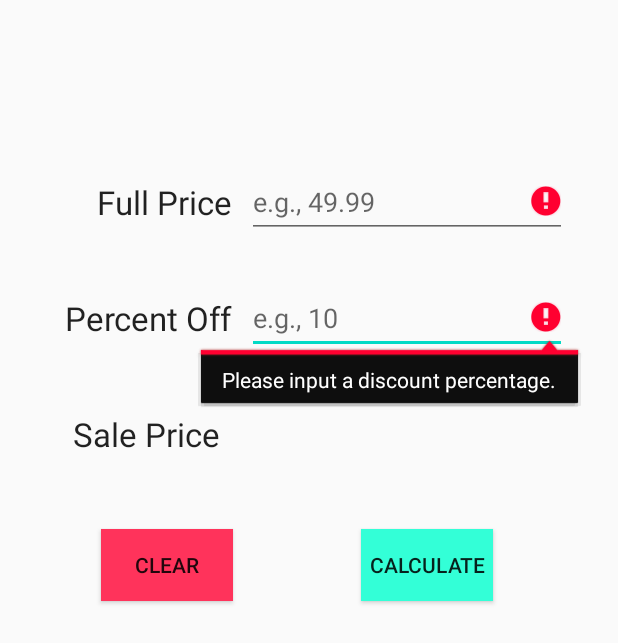
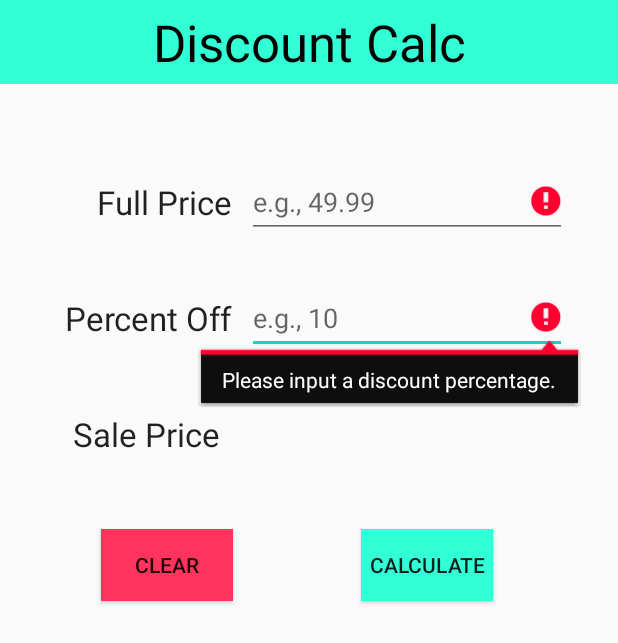
Before and after one commit to jmorton138/discount_calculator, an Android app: the screen it shows after launch (MainActivity), after a tap on "CALCULATE", on a phone screen of 412 x 824 dp. Shown: the top 643 px of the screen. Run offline under Robolectric (Android 15) with nearby library versions, the phone set to English and light mode, and no system bars.

Commit message:
[IMP] Resolving warnings in main activity java and xml

```diff
--- a/app/src/main/java/com/authenticator/discountcalculator/MainActivity.java
+++ b/app/src/main/java/com/authenticator/discountcalculator/MainActivity.java
@@ -1,23 +1,17 @@
 package com.authenticator.discountcalculator;
 
 import android.os.Bundle;
-import android.support.design.widget.Snackbar;
 import android.support.v7.app.AppCompatActivity;
 import android.text.InputFilter;
 import android.text.TextUtils;
-import android.view.View;
 import android.widget.Button;
 import android.widget.EditText;
 import android.widget.TextView;
-import androidx.navigation.NavController;
-import androidx.navigation.Navigation;
-import androidx.navigation.ui.AppBarConfiguration;
-import androidx.navigation.ui.NavigationUI;
 import com.authenticator.discountcalculator.databinding.ActivityMainBinding;
 
-import android.view.Menu;
-import android.view.MenuItem;
+import java.util.Locale;
 
+@SuppressWarnings("FieldCanBeLocal")
 public class MainActivity extends AppCompatActivity {
 
     private ActivityMainBinding binding;
@@ -38,31 +32,29 @@ public class MainActivity extends AppCompatActivity {
         textSalePriceTotal = findViewById(R.id.textSalePriceTotal);
         calculateButton = findViewById(R.id.calculateButton);
         clearButton = findViewById(R.id.clearInputs);
-        calculateButton.setOnClickListener(new View.OnClickListener() {
-            @Override
-            public void onClick(View view) {
+        calculateButton.setOnClickListener(view -> {
             editTextPrice.setError(null);
             editTextPercentDiscount.setError(null);
             String priceString = editTextPrice.getText().toString();
             String percentageOff = editTextPercentDiscount.getText().toString();
+
             if (validateInputs(priceString, percentageOff)) {
-                    float priceInput = new Float(priceString);
-                    float percentInput = new Float((percentageOff));
+                float priceInput = Float.parseFloat(priceString);
+                float percentInput = Float.parseFloat(percentageOff);
+
                 float discountedPrice = calculateDiscountedPrice(priceInput, percentInput);
-                    String discountedPriceString = String.format("%.2f", discountedPrice);
+                String discountedPriceString = String.format(Locale.ENGLISH,"%.2f", discountedPrice);
+
                 textSalePriceTotal.setText(discountedPriceString);
+                System.out.println(textSalePriceTotal.getText());
             }
 
-            }
         });
 
-        clearButton.setOnClickListener(new View.OnClickListener() {
-            @Override
-            public void onClick(View view) {
+        clearButton.setOnClickListener(view -> {
             editTextPrice.setText("");
             editTextPercentDiscount.setText("");
             textSalePriceTotal.setText("");
-            }
         });
 
     }
@@ -77,7 +69,7 @@ public class MainActivity extends AppCompatActivity {
             editTextPercentDiscount.setError("Please input a discount percentage.");
             editTextPercentDiscount.requestFocus();
             validated = false;
-        } else if (Float.valueOf(percentageOff) >= 100) {
+        } else if (Float.parseFloat(percentageOff) >= 100) {
             editTextPercentDiscount.setError("Please enter a percent less than 100.");
             editTextPercentDiscount.requestFocus();
             validated = false;
@@ -86,7 +78,6 @@ public class MainActivity extends AppCompatActivity {
     }
     public float calculateDiscountedPrice(float beforePrice, float percentageOff) {
         percentageOff = percentageOff/100;
-        float afterDiscountPrice = beforePrice  - (beforePrice * percentageOff);
-        return afterDiscountPrice;
+        return beforePrice  - (beforePrice * percentageOff);
     }
 }
--- a/app/src/main/res/layout/activity_main.xml
+++ b/app/src/main/res/layout/activity_main.xml
@@ -1,4 +1,5 @@
 <?xml version="1.0" encoding="utf-8"?>
+
 <android.support.constraint.ConstraintLayout
         xmlns:android="http://schemas.android.com/apk/res/android"
         xmlns:app="http://schemas.android.com/apk/res-auto"
@@ -6,11 +7,12 @@
         android:layout_width="match_parent"
         android:layout_height="match_parent"
         tools:context=".MainActivity">
+
     <TextView
             android:id="@+id/priceLabel"
             android:layout_width="wrap_content"
             android:layout_height="wrap_content"
-            android:text="Full Price"
+            android:text="@string/before_price"
             app:layout_constraintTop_toTopOf="parent"
             app:layout_constraintStart_toStartOf="parent"
             app:layout_constraintEnd_toEndOf="parent"
@@ -20,14 +22,14 @@
             android:id="@+id/discountLabel"
             android:layout_width="wrap_content"
             android:layout_height="wrap_content"
-            android:text="Percent Off"
+            android:text="@string/percent_off"
             app:layout_constraintTop_toBottomOf="@id/priceLabel"
             app:layout_constraintEnd_toEndOf="@id/priceLabel"
             android:layout_marginTop="48dp"
             android:textAppearance="@style/TextAppearance.AppCompat.Large"/>
     <TextView
             android:id="@+id/salePriceLabel"
-            android:text=" Sale Price"
+            android:text="@string/discounted_price"
             android:layout_width="wrap_content"
             android:layout_height="30dp"
             app:layout_constraintEnd_toEndOf="@id/priceLabel"
@@ -42,7 +44,8 @@
             android:inputType="numberDecimal"
             android:ems="10"
             android:id="@+id/editTextPrice"
-            android:hint="e.g., 49.99"
+            android:hint="@string/before_price_hint"
+            android:autofillHints="Price"
             app:layout_constraintTop_toTopOf="@id/priceLabel"
             app:layout_constraintStart_toEndOf="@id/priceLabel"
             android:layout_marginStart="10dp"
@@ -53,7 +56,8 @@
             android:inputType="number"
             android:ems="10"
             android:id="@+id/editTextPercentDiscount"
-            android:hint="e.g., 10"
+            android:autofillHints="Percentage"
+            android:hint="@string/percent_off_hint"
             app:layout_constraintTop_toTopOf="@+id/discountLabel"
             app:layout_constraintStart_toEndOf="@id/discountLabel"
             android:layout_marginStart="10dp"
@@ -70,7 +74,7 @@
             android:id="@+id/calculateButton"
             android:layout_width="wrap_content"
             android:layout_height="wrap_content"
-            android:text="Calculate"
+            android:text="@string/calculate"
             app:layout_constraintTop_toBottomOf="@id/salePriceLabel"
             app:layout_constraintStart_toStartOf="parent"
             app:layout_constraintEnd_toEndOf="parent"
@@ -79,10 +83,26 @@
             android:id="@+id/clearInputs"
             android:layout_width="wrap_content"
             android:layout_height="wrap_content"
-            android:text="Clear"
+            android:text="@string/clear"
             app:layout_constraintTop_toBottomOf="@id/salePriceLabel"
             app:layout_constraintStart_toStartOf="parent"
             app:layout_constraintEnd_toEndOf="parent"
             android:layout_marginTop="48dp" android:background="#FF335B" app:layout_constraintHorizontal_bias="0.207"/>
-
+    <android.support.v7.widget.Toolbar
+            android:layout_width="match_parent"
+            android:layout_height="wrap_content"
+            app:layout_constraintTop_toTopOf="parent"
+            app:layout_constraintStart_toStartOf="parent"
+            app:layout_constraintEnd_toEndOf="parent"
+            android:background="#33FFD7"
+            android:theme="?attr/actionBarTheme"
+            android:minHeight="?attr/actionBarSize" android:id="@+id/toolbar2">
+        <TextView
+                android:layout_width="wrap_content"
+                android:layout_height="wrap_content"
+                android:text="@string/app_name"
+                android:layout_gravity="center"
+                android:id="@+id/toolbar_title" android:textAppearance="@style/TextAppearance.AppCompat.Display1"
+                tools:layout_editor_absoluteY="18dp" tools:layout_editor_absoluteX="163dp" android:textColor="#040404"/>
+    </android.support.v7.widget.Toolbar>
 </android.support.constraint.ConstraintLayout>
--- a/app/src/main/res/values/strings.xml
+++ b/app/src/main/res/values/strings.xml
@@ -1,12 +1,18 @@
 <resources>
-    <string name="app_name">DiscountCalculator</string>
+    <string name="app_name">Discount Calc</string>
     <string name="action_settings">Settings</string>
     <!-- Strings used for fragments for navigation -->
     <string name="first_fragment_label">First Fragment</string>
     <string name="second_fragment_label">Second Fragment</string>
     <string name="next">Next</string>
     <string name="previous">Previous</string>
-
+    <string name="before_price">Full Price</string>
+    <string name="before_price_hint">e.g., 49.99</string>
+    <string name="percent_off">Percent Off</string>
+    <string name="percent_off_hint">e.g., 10</string>
+    <string name="discounted_price">Sale Price</string>
+    <string name="calculate">Calculate</string>
+    <string name="clear">Clear</string>
     <string name="hello_first_fragment">Hello first fragment</string>
     <string name="hello_second_fragment">Hello second fragment. Arg: %1$s</string>
 </resources>
```
Lines whose indentation alone changed are shown as unchanged.
